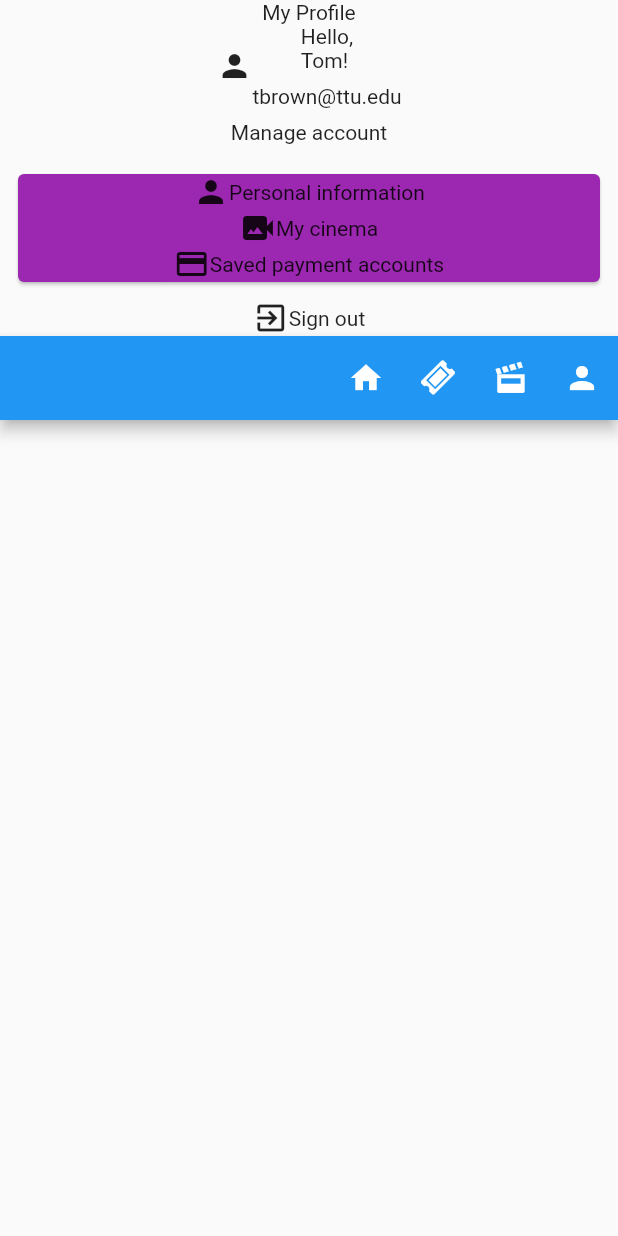
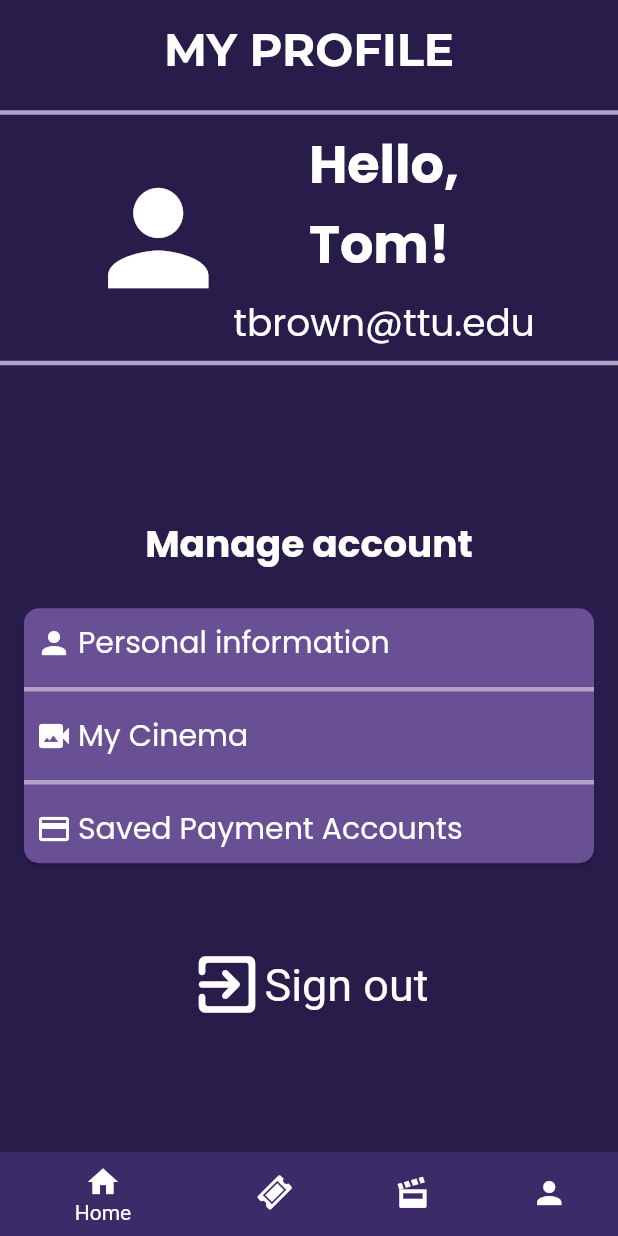
Before and after one commit to Alefig12/mbs, a Flutter app: the ProfilePage screen opened directly, on a phone screen of 412 x 824 dp. Run offline on Flutter 3.47's test engine with Material 2 defaults, Android fonts, the phone set to English and light mode, and no system bars; our stand-ins replace get, google_fonts.

Commit message:
Created profile_page.dart and started tickets_page.dart

```diff
--- a/lib/ui/app.dart
+++ b/lib/ui/app.dart
@@ -2,6 +2,7 @@ import 'package:flutter/material.dart';
 import 'package:get/get.dart';
 import 'package:mbs/ui/pages/login_page.dart';
 import 'package:mbs/ui/pages/profile_page.dart';
+import 'package:mbs/ui/pages/tickets_page.dart';
 
 class MBS extends StatelessWidget {
   const MBS({super.key});
@@ -10,7 +11,7 @@ class MBS extends StatelessWidget {
   Widget build(BuildContext context) {
     return const GetMaterialApp(
       title: 'MBS',
-      home: ProfilePage(), // change back to login page
+      home: TicketPage(), // change back to login page
     );
   }
 }
--- a/lib/ui/pages/profile_page.dart
+++ b/lib/ui/pages/profile_page.dart
@@ -1,29 +1,74 @@
 import 'package:flutter/material.dart';
+import 'package:google_fonts/google_fonts.dart';
 import 'package:mbs/custom_icons_icons.dart';
 
-class ProfilePage extends StatelessWidget {
+class ProfilePage extends StatefulWidget {
   const ProfilePage({super.key});
+
+  @override
+  State<ProfilePage> createState() => _ProfilePageState();
+}
+
+class _ProfilePageState extends State<ProfilePage> {
+  int _selectedIndex = 0;
+
+  void _onItemTapped(int index) {
+    setState(() {
+      _selectedIndex = index;
+    });
+  }
 
   @override
   Widget build(BuildContext context) {
     return Scaffold(
+      backgroundColor: const Color(0XFF281c4b),
       body: Column(
         crossAxisAlignment: CrossAxisAlignment.center,
         children: [
-          Title(color: Colors.white, child: Text("My Profile")),
+          Padding(
+            padding: const EdgeInsets.all(15),
+            child: Title(color: Colors.white, child: Text("MY PROFILE",
+            style: GoogleFonts.montserrat(textStyle: const TextStyle(
+              fontSize: 30,
+              color: Colors.white,
+              fontWeight: FontWeight.bold
+            )),)
+            ),
+          ),
+          const Divider(
+            color: Color(0XFFb2a4c7),
+            thickness: 3,
+          ),
           profilePicAndName,
+          const Divider(
+            color: Color(0XFFb2a4c7),
+            thickness: 3,
+          ),
           manageAccount,
-          AppBar(
-
-            actions: [
-              IconButton(onPressed: (){}, icon: Icon(Icons.home)),
-              IconButton(onPressed: (){}, icon: Icon(CustomIcons.ticket)),
-              IconButton(onPressed: (){}, icon: Icon(CustomIcons.cinema)),
-              IconButton(onPressed: (){}, icon: Icon(Icons.person))
-              // TextButton(onPressed: (){}, child: Image.asset('assets/movie_ticket.png')),
-            ],
-          )
         ],
+      ),
+      bottomNavigationBar: BottomNavigationBar(
+        fixedColor: Colors.white,
+        items: const [
+          BottomNavigationBarItem(
+              icon: Icon(Icons.home),
+              label: "Home",
+              backgroundColor: Color(0XFF3b2c69)),
+          BottomNavigationBarItem(
+              icon: Icon(CustomIcons.ticket),
+              label: "Tickets",
+              backgroundColor: Color(0XFF3b2c69)),
+          BottomNavigationBarItem(
+              icon: Icon(CustomIcons.cinema),
+              label: "Movies",
+              backgroundColor: Color(0XFF3b2c69)),
+          BottomNavigationBarItem(
+              icon: Icon(Icons.person),
+              label: "Profile",
+              backgroundColor: Color(0XFF3b2c69)),
+        ],
+        currentIndex: _selectedIndex,
+        onTap: _onItemTapped,
       ),
     );
   }
@@ -32,55 +77,139 @@ class ProfilePage extends StatelessWidget {
 Widget profilePicAndName = Row(
   mainAxisAlignment: MainAxisAlignment.center,
   children: [
-    Icon(Icons.person),
+    const Icon(Icons.person,size: 100,color: Colors.white),
     Column(
       children: [
         Padding(
-          padding: EdgeInsets.only(bottom: 8.0),
-          child: Text("Hello,\n" + "Tom!"),
+          padding: const EdgeInsets.only(bottom: 8.0),
+          child: Text("Hello,\n" + "Tom!",style: GoogleFonts.poppins(
+            textStyle: const TextStyle(
+               fontWeight: FontWeight.bold,
+              color: Colors.white,
+              fontSize: 35
+            ),
+          ),),
         ),
-        Text('tbrown@ttu.edu'),
+        Text('tbrown@ttu.edu',style: GoogleFonts.poppins(
+          textStyle: const TextStyle(
+            color: Colors.white,
+            fontSize: 25,
+          )
+        )),
       ],
     )
   ],
 );
 
-Widget manageAccount = Column(
+Widget manageAccount = Expanded(
+    child: Column(
   mainAxisAlignment: MainAxisAlignment.center,
   crossAxisAlignment: CrossAxisAlignment.center,
   children: [
     Padding(
       padding: const EdgeInsets.all(8.0),
-      child: Text('Manage account'),
+      child: Text(
+        'Manage account',
+        style: GoogleFonts.poppins(
+            textStyle: const TextStyle(fontSize: 25),
+            fontWeight: FontWeight.w700,
+            color: Colors.white),
+      ),
     ),
     Padding(
-      padding: const EdgeInsets.all(8.0),
+      padding: const EdgeInsets.all(12),
       child: Card(
-        color: Colors.purple,
+        shape: const RoundedRectangleBorder(
+          borderRadius: BorderRadius.all(Radius.circular(10))
+        ),
+        color: const Color(0XFF694f93),
         child: Column(
-          crossAxisAlignment: CrossAxisAlignment.center,
+          crossAxisAlignment: CrossAxisAlignment.start,
           children: [
-            Row(
-              mainAxisAlignment: MainAxisAlignment.center,
-              children: [Icon(Icons.person), Text('Personal information')],
+            Padding(
+              padding: const EdgeInsets.all(8.0),
+              child: Row(
+                mainAxisAlignment: MainAxisAlignment.start,
+                children: [
+                  const Padding(
+                    padding: EdgeInsets.only(right: 4.0),
+                    child: Icon(Icons.person, color: Colors.white),
+                  ),
+                  Text(
+                    'Personal information',
+                    style: GoogleFonts.poppins(
+                      textStyle: const TextStyle(
+                        color: Colors.white,
+                        fontSize: 20
+                      ),
+                    ),
+                  ),
+                ],
+              ),
             ),
-            Row(
-                mainAxisAlignment: MainAxisAlignment.center,
-                children: [Icon(Icons.video_camera_back), Text('My cinema')]),
-            Row(
-              mainAxisAlignment: MainAxisAlignment.center,
-              children: [Icon(Icons.payment), Text('Saved payment accounts')],
+            const Divider(
+              color: Color(0XFFb2a4c7),
+              thickness: 3,
+            ),
+            Padding(
+              padding: const EdgeInsets.all(8.0),
+              child: Row(
+                mainAxisAlignment: MainAxisAlignment.start,
+                children: [
+                  const Padding(
+                    padding: EdgeInsets.only(right: 4.0),
+                    child: Icon(Icons.video_camera_back, color: Colors.white),
+                  ),
+                  Text(
+                    'My Cinema',
+                    style: GoogleFonts.poppins(
+                      textStyle: const TextStyle(
+                        color: Colors.white,
+                        fontSize: 20
+                      ),
+                    ),
+                  ),
+                ],
+              ),
+            ),
+            const Divider(
+              color: Color(0XFFb2a4c7),
+              thickness: 3,
+            ),
+            Padding(
+              padding: const EdgeInsets.all(8.0),
+              child: Row(
+                mainAxisAlignment: MainAxisAlignment.start,
+                children: [
+                  const Padding(
+                    padding: EdgeInsets.only(right: 4.0),
+                    child: Icon(Icons.payment, color: Colors.white),
+                  ),
+                  Text(
+                    'Saved Payment Accounts',
+                    style: GoogleFonts.poppins(
+                      textStyle: const TextStyle(
+                        color: Colors.white,
+                        fontSize: 20
+                      ),
+                    ),
+                  ),
+                ],
+              ),
             ),
           ],
         ),
       ),
     ),
-    Row(
-      mainAxisAlignment: MainAxisAlignment.center,
-      children: [
-        Icon(Icons.exit_to_app),
-        Text('Sign out')
-      ],
-    )
+    Padding(
+      padding: const EdgeInsets.only(top: 40),
+      child: Row(
+        mainAxisAlignment: MainAxisAlignment.center,
+        children: const [
+          Icon(Icons.exit_to_app_rounded,color: Colors.white,size: 50),
+          Text('Sign out',style: TextStyle(color: Colors.white,fontSize: 30))
+        ],
+      ),
+    ),
   ],
-);
+));
--- /dev/null
+++ b/lib/ui/pages/tickets_page.dart
@@ -0,0 +1,28 @@
+import 'package:flutter/cupertino.dart';
+import 'package:flutter/material.dart';
+import 'package:google_fonts/google_fonts.dart';
+
+class TicketPage extends StatelessWidget {
+  const TicketPage({Key? key}) : super(key: key);
+
+  @override
+  Widget build(BuildContext context) {
+    return Scaffold(
+      backgroundColor: const Color(0XFF281c4b),
+      body: Column(
+        children: [
+          Padding(
+            padding: const EdgeInsets.all(15),
+            child: Title(color: Colors.white, child: Text("MY TICKETS",
+              style: GoogleFonts.montserrat(textStyle: const TextStyle(
+                  fontSize: 30,
+                  color: Colors.white,
+                  fontWeight: FontWeight.bold
+              )),)
+            ),
+          ),
+        ],
+      ),
+    );
+  }
+}
--- a/pubspec.yaml
+++ b/pubspec.yaml
@@ -39,6 +39,7 @@ dependencies:
   firebase_core: ^2.10.0
   firebase_auth: ^4.4.2
   firebase_database: ^10.1.1
+  google_fonts: ^4.0.3
 
 dev_dependencies:
   flutter_test:
```
Also changed, not shown: pubspec.lock, 3 other files.
